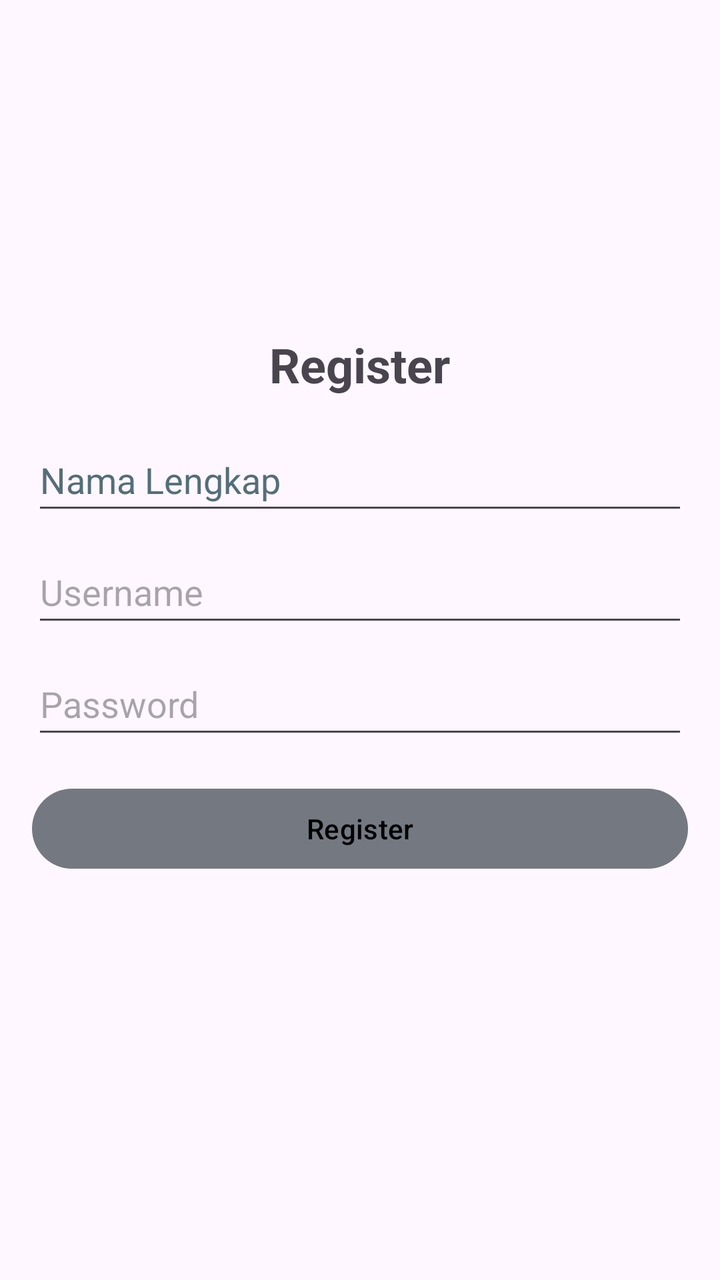
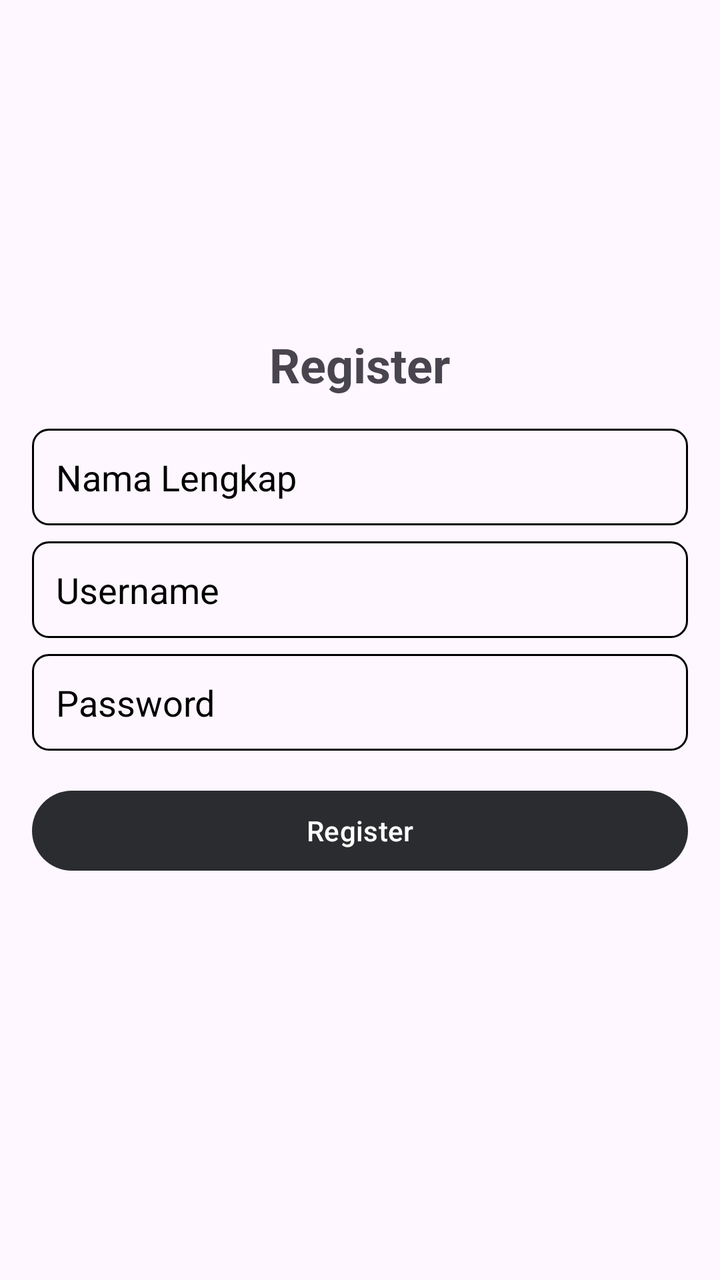

Compare the two renders of this Android layout. The source of the first and the diff that turns it into the second are given below.
<!-- AndroidManifest.xml: application theme Theme.MesenMakanan -->
<!-- res/layout/activity_register.xml -->
<?xml version="1.0" encoding="utf-8"?>
<RelativeLayout xmlns:android="http://schemas.android.com/apk/res/android"
    xmlns:tools="http://schemas.android.com/tools"
    android:layout_width="match_parent"
    android:layout_height="match_parent"
    android:padding="16dp"
    tools:context=".RegisterActivity">

    <TextView
        android:id="@+id/text_register"
        android:layout_width="wrap_content"
        android:layout_height="wrap_content"
        android:text="Register"
        android:textSize="24sp"
        android:textStyle="bold"
        android:layout_centerHorizontal="true"
        android:layout_marginTop="150dp"/>

    <EditText
        android:id="@+id/edit_text_nama_lengkap"
        android:layout_width="match_parent"
        android:layout_height="wrap_content"
        android:layout_below="@id/text_register"
        android:layout_marginTop="16dp"
        android:autofillHints=""
        android:hint="Nama Lengkap"
        android:minHeight="48dp"
        android:textColorHint="#546E7A"
        tools:ignore="TextFields,VisualLintTextFieldSize" />

    <EditText
        android:id="@+id/edit_text_username_register"
        android:layout_width="match_parent"
        android:layout_height="wrap_content"
        android:layout_below="@id/edit_text_nama_lengkap"
        android:layout_marginTop="8dp"
        android:autofillHints=""
        android:hint="Username"
        android:minHeight="48dp"
        tools:ignore="TextFields,VisualLintTextFieldSize" />

    <EditText
        android:id="@+id/edit_text_password_register"
        android:layout_width="match_parent"
        android:layout_height="wrap_content"
        android:layout_below="@id/edit_text_username_register"
        android:layout_marginTop="8dp"
        android:autofillHints=""
        android:hint="Password"
        android:inputType="textPassword"
        android:minHeight="48dp"
        tools:ignore="VisualLintTextFieldSize" />

    <Button
        android:id="@+id/button_register_submit"
        android:layout_width="match_parent"
        android:layout_height="wrap_content"
        android:layout_below="@id/edit_text_password_register"
        android:layout_marginTop="16dp"
        android:text="Register"
        android:textColor="#000000"
        tools:ignore="DuplicateSpeakableTextCheck,VisualLintButtonSize" />

</RelativeLayout>
<!-- resources referenced by this layout -->
<resources>
  <style name="Theme.MesenMakanan" parent="Base.Theme.MesenMakanan" />
  <style name="Base.Theme.MesenMakanan" parent="Theme.Material3.DayNight.NoActionBar">
          
          <item name="colorPrimary">@color/storm_gray</item>
      </style>
  <color name="storm_gray">#747880</color>
</resources>

<!-- the commit's change to res/layout/activity_register.xml (unified diff, before → after) -->
@@ -10,7 +10,7 @@
         android:id="@+id/text_register"
         android:layout_width="wrap_content"
         android:layout_height="wrap_content"
-        android:text="Register"
+        android:text="@string/register"
         android:textSize="24sp"
         android:textStyle="bold"
         android:layout_centerHorizontal="true"
@@ -23,9 +23,11 @@
         android:layout_below="@id/text_register"
         android:layout_marginTop="16dp"
         android:autofillHints=""
-        android:hint="Nama Lengkap"
+        android:hint="@string/nama_lengkap"
         android:minHeight="48dp"
-        android:textColorHint="#546E7A"
+        android:textColorHint="@color/black"
+        android:background="@drawable/edit_text_border"
+        android:padding="12dp"
         tools:ignore="TextFields,VisualLintTextFieldSize" />
 
     <EditText
@@ -35,8 +37,11 @@
         android:layout_below="@id/edit_text_nama_lengkap"
         android:layout_marginTop="8dp"
         android:autofillHints=""
-        android:hint="Username"
+        android:hint="@string/username"
         android:minHeight="48dp"
+        android:textColorHint="@color/black"
+        android:background="@drawable/edit_text_border"
+        android:padding="12dp"
         tools:ignore="TextFields,VisualLintTextFieldSize" />
 
     <EditText
@@ -46,9 +51,12 @@
         android:layout_below="@id/edit_text_username_register"
         android:layout_marginTop="8dp"
         android:autofillHints=""
-        android:hint="Password"
+        android:hint="@string/password"
         android:inputType="textPassword"
         android:minHeight="48dp"
+        android:textColorHint="@color/black"
+        android:background="@drawable/edit_text_border"
+        android:padding="12dp"
         tools:ignore="VisualLintTextFieldSize" />
 
     <Button
@@ -58,7 +66,7 @@
         android:layout_below="@id/edit_text_password_register"
         android:layout_marginTop="16dp"
         android:text="Register"
-        android:textColor="#000000"
-        tools:ignore="DuplicateSpeakableTextCheck,VisualLintButtonSize" />
+        android:textColor="@color/white"
+        tools:ignore="DuplicateSpeakableTextCheck,HardcodedText,VisualLintButtonSize" />
 
 </RelativeLayout>
<!-- resource entries referenced after the edit -->
@@ -1,10 +1,24 @@
 <!-- resources referenced by this layout -->
 <resources>
+  <color name="black">#FF000000</color>
+  <color name="white">#FFFFFFFF</color>
+  <!-- drawable edit_text_border (drawable) -->
+  <?xml version="1.0" encoding="utf-8"?>
+  <shape xmlns:android="http://schemas.android.com/apk/res/android"
+      android:shape="rectangle">
+      <solid android:color="@android:color/transparent"/>
+      <stroke android:width="1dp" android:color="#000000" />
+      <corners android:radius="8dp" />
+  </shape>
+  <string name="nama_lengkap">Nama Lengkap</string>
+  <string name="password">Password</string>
+  <string name="register">Register</string>
+  <string name="username">Username</string>
   <style name="Theme.MesenMakanan" parent="Base.Theme.MesenMakanan" />
   <style name="Base.Theme.MesenMakanan" parent="Theme.Material3.DayNight.NoActionBar">
           
           <item name="colorPrimary">@color/storm_gray</item>
       </style>
-  <color name="storm_gray">#747880</color>
+  <color name="storm_gray">#2B2C2F</color>
 </resources>
 
